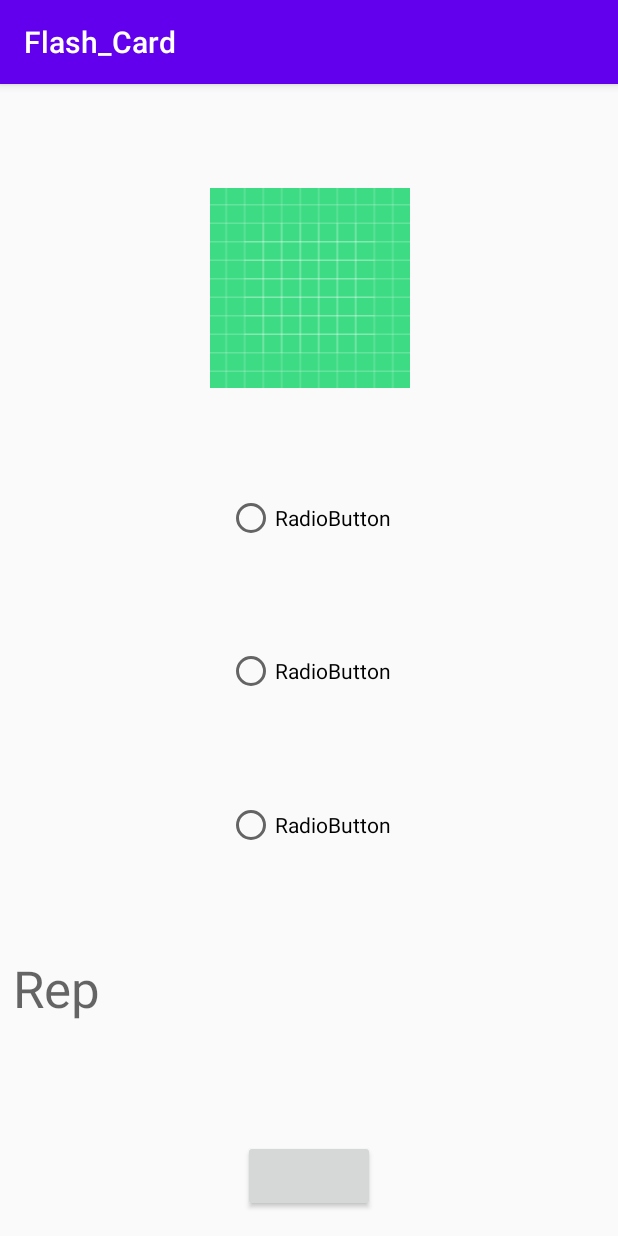
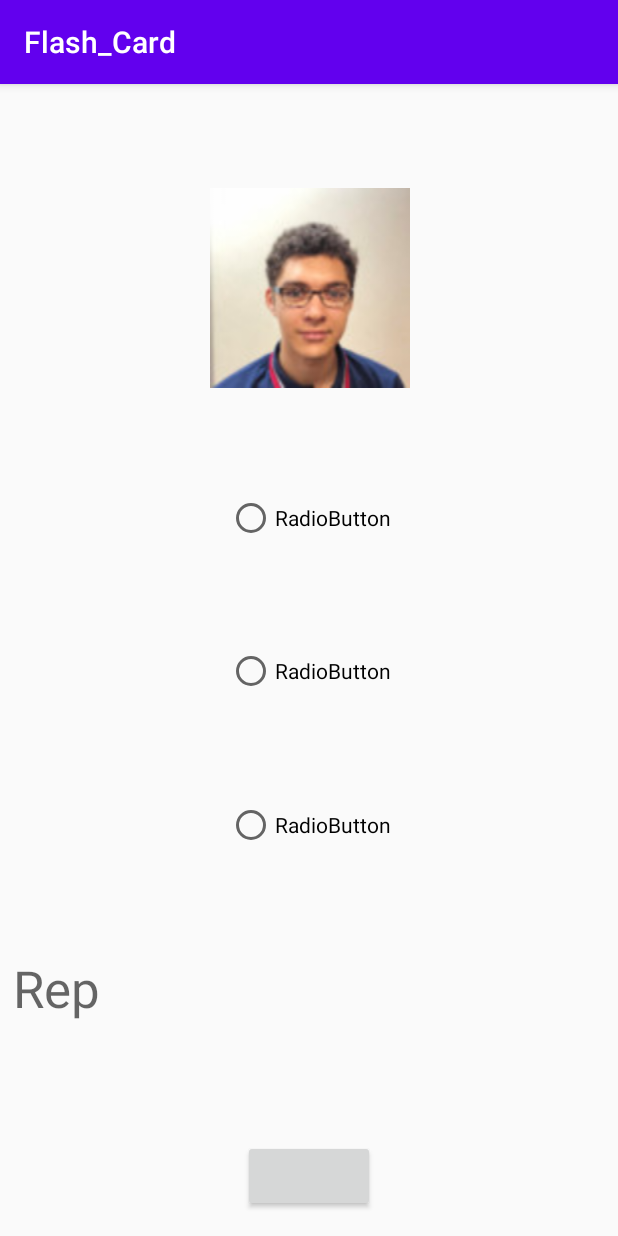
Before and after one commit to J4ckyLIM/Flash_Card, an Android app: the GameActivity screen opened directly, with no data from a screen before it, on a phone screen of 412 x 824 dp. Run offline under Robolectric (Android 15) with nearby library versions, the phone set to English and light mode, and no system bars.

Commit message:
Feat: Card class + game logic

```diff
--- /dev/null
+++ b/app/src/main/java/com/example/flash_card/Card.java
@@ -0,0 +1,54 @@
+package com.example.flash_card;
+
+import android.media.Image;
+import android.os.Parcelable;
+import android.os.Parcel;
+
+public class Card implements Parcelable {
+
+    int image;
+    String question;
+    String reponse1;
+    String reponse2;
+    String reponse3;
+    String reponse;
+
+    public Card() {
+    }
+
+    protected Card(Parcel in) {
+        image = in.readInt();
+        question = in.readString();
+        reponse1 = in.readString();
+        reponse2 = in.readString();
+        reponse3 = in.readString();
+        reponse = in.readString();
+    }
+
+    @Override
+    public void writeToParcel(Parcel dest, int flags) {
+        dest.writeInt(image);
+        dest.writeString(question);
+        dest.writeString(reponse1);
+        dest.writeString(reponse2);
+        dest.writeString(reponse3);
+        dest.writeString(reponse);
+    }
+
+    @Override
+    public int describeContents() {
+        return 0;
+    }
+
+    public static final Creator<Card> CREATOR = new Creator<Card>() {
+        @Override
+        public Card createFromParcel(Parcel in) {
+            return new Card(in);
+        }
+
+        @Override
+        public Card[] newArray(int size) {
+            return new Card[size];
+        }
+    };
+}
--- a/app/src/main/java/com/example/flash_card/GameActivity.java
+++ b/app/src/main/java/com/example/flash_card/GameActivity.java
@@ -13,14 +13,29 @@ import android.widget.TextView;
 
 public class GameActivity extends AppCompatActivity {
 
+    Card card;
+
     @Override
     protected void onCreate(Bundle savedInstanceState) {
         super.onCreate(savedInstanceState);
         setContentView(R.layout.activity_game);
 
-        TextView Suivie = findViewById(R.id.SuiviTextView);
+        card = new Card();
+        card.image = R.drawable.hugo;
+        card.question ="Qui est ce personnage historique";
+        card.reponse1 ="Hugo";
+        card.reponse2 ="Anthony";
+        card.reponse3 ="Hugo-Anthony";
+        card.reponse = "Hugo-Anthony";
+
+
+
+        //TextView Suivie = findViewById(R.id.SuiviTextView);
 
         ImageView Question = findViewById(R.id.PhotoQuizz);
+        Question.setImageResource(card.image);
+
+        TextView  Quizz = findViewById(R.id.QuestionTextView);
 
         RadioButton numero_1 = findViewById(R.id.Reponse1);
 
@@ -32,7 +47,12 @@ public class GameActivity extends AppCompatActivity {
         validate.setOnClickListener(new View.OnClickListener() {
             @Override
             public void onClick(View v) {
-             //   Intent ValIntent = new Intent(GameActivity.this, ResultActivity);
+             Intent ValIntent = new Intent(GameActivity.this, GameActivity.class);
+             ValIntent.putExtra("aRep" , card.reponse);
+
+
+                //finish
+                // startActivity(GameActivity);
             }
         });
 
--- a/app/src/main/res/layout/activity_game.xml
+++ b/app/src/main/res/layout/activity_game.xml
@@ -81,4 +81,15 @@
         app:layout_constraintEnd_toEndOf="parent"
         app:layout_constraintStart_toStartOf="parent"
         tools:text="Valider" />
+
+    <TextView
+        android:id="@+id/QuestionTextView "
+        android:layout_width="270dp"
+        android:layout_height="43dp"
+        android:gravity="center"
+        android:textAppearance="@style/TextAppearance.AppCompat.Display1"
+        app:layout_constraintEnd_toEndOf="parent"
+        app:layout_constraintStart_toStartOf="parent"
+        app:layout_constraintTop_toBottomOf="@+id/PhotoQuizz"
+        tools:text="Question" />
 </androidx.constraintlayout.widget.ConstraintLayout>
```
Also changed, not shown: app/src/main/java/com/example/flash_card/Quizz.java (added, +42 -0 lines).
